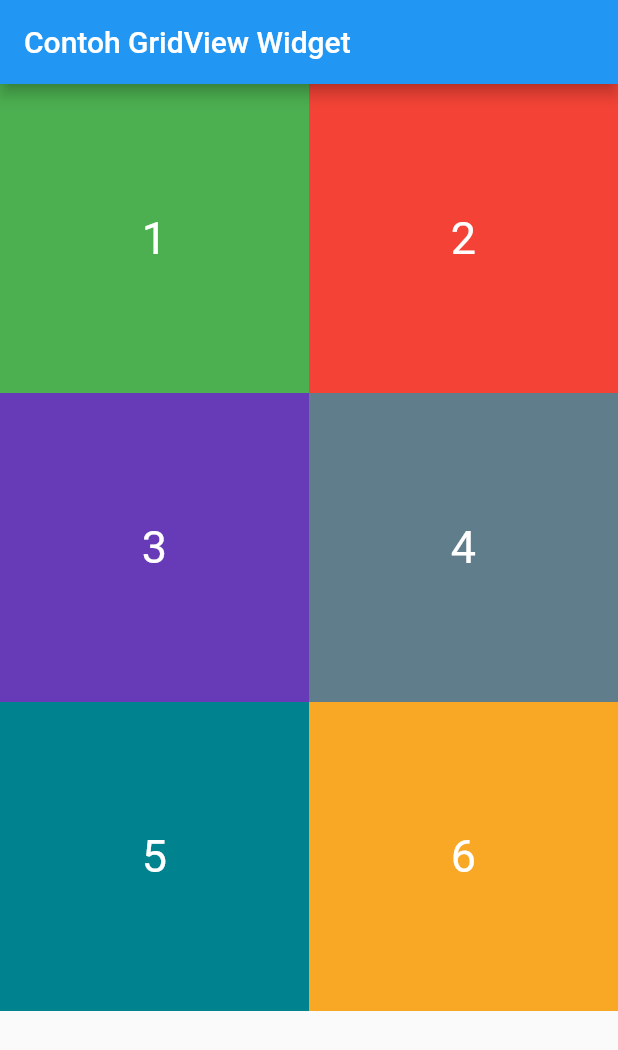
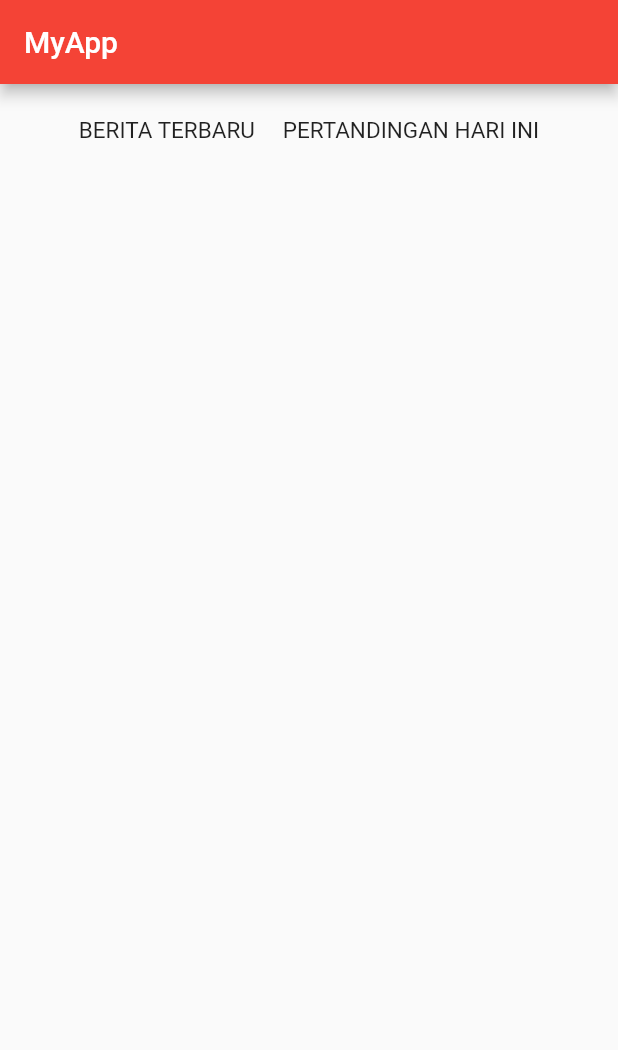
Before and after one commit to polinema-mobile/praktikum-02-layout-web-bola-Ervianto, a Flutter app: the screen it shows after launch, on a phone screen of 412 x 824 dp. Shown: the top 1050 px of the screen. Run offline on Flutter 3.47's test engine with Material 2 defaults, Android fonts, the phone set to English and light mode, and no system bars.

Commit message:
MyApp text Berita Hari ini

```diff
--- a/lib/main.dart
+++ b/lib/main.dart
@@ -4,66 +4,19 @@ import 'package:flutter/material.dart';
 void main() => runApp(MyApp());
 
 class MyApp extends StatelessWidget {
+  // This widget is the root of your application.
   @override
   Widget build(BuildContext context) {
     return MaterialApp(
       debugShowCheckedModeBanner: false,
       home: Scaffold(
-        appBar: AppBar(
-          title: Text("Contoh GridView Widget"),
-        ),
-        body: GridView.count(
-          crossAxisCount: 2,
-          children: <Widget>[
-            Container(
-              color: Colors.green,
-              alignment: Alignment.center,
-              child: Text("1",
-                  style: TextStyle(fontSize: 30, color: Colors.white)),
-            ),
-            Container(
-              color: Colors.red,
-              alignment: Alignment.center,
-              child: Text("2",
-                  style: TextStyle(fontSize: 30, color: Colors.white)),
-              height: 400.0,
-              width: 300.0,
-            ),
-            Container(
-              color: Colors.deepPurple,
-              alignment: Alignment.center,
-              child: Text("3",
-                  style: TextStyle(fontSize: 30, color: Colors.white)),
-              height: 200.0,
-              width: 200.0,
-            ),
-            Container(
-              color: Colors.blueGrey,
-              alignment: Alignment.center,
-              child: Text("4",
-                  style: TextStyle(fontSize: 30, color: Colors.white)),
-              height: 200.0,
-              width: 200.0,
-            ),
-            Container(
-              color: Colors.cyan[800],
-              alignment: Alignment.center,
-              child: Text("5",
-                  style: TextStyle(fontSize: 30, color: Colors.white)),
-              height: 200.0,
-              width: 200.0,
-            ),
-            Container(
-              color: Colors.yellow[800],
-              alignment: Alignment.center,
-              child: Text("6",
-                  style: TextStyle(fontSize: 30, color: Colors.white)),
-              height: 200.0,
-              width: 200.0,
-            ),
-          ],
-        ),
-      ),
+          appBar: AppBar(title: Text("MyApp"), backgroundColor: Colors.red),
+          body: Container(
+              alignment: Alignment.topCenter,
+              child: Text(
+                'BERITA TERBARU     PERTANDINGAN HARI INI',
+                style: TextStyle(fontSize: 15, height: 3.0),
+              ))),
     );
   }
 }
```
